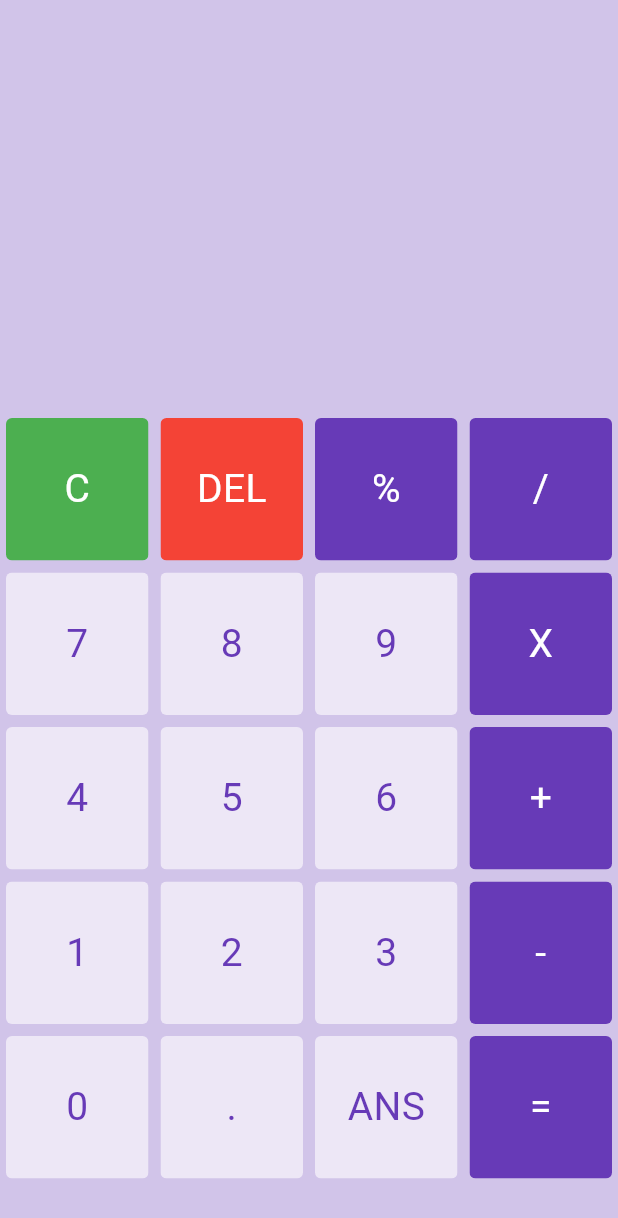
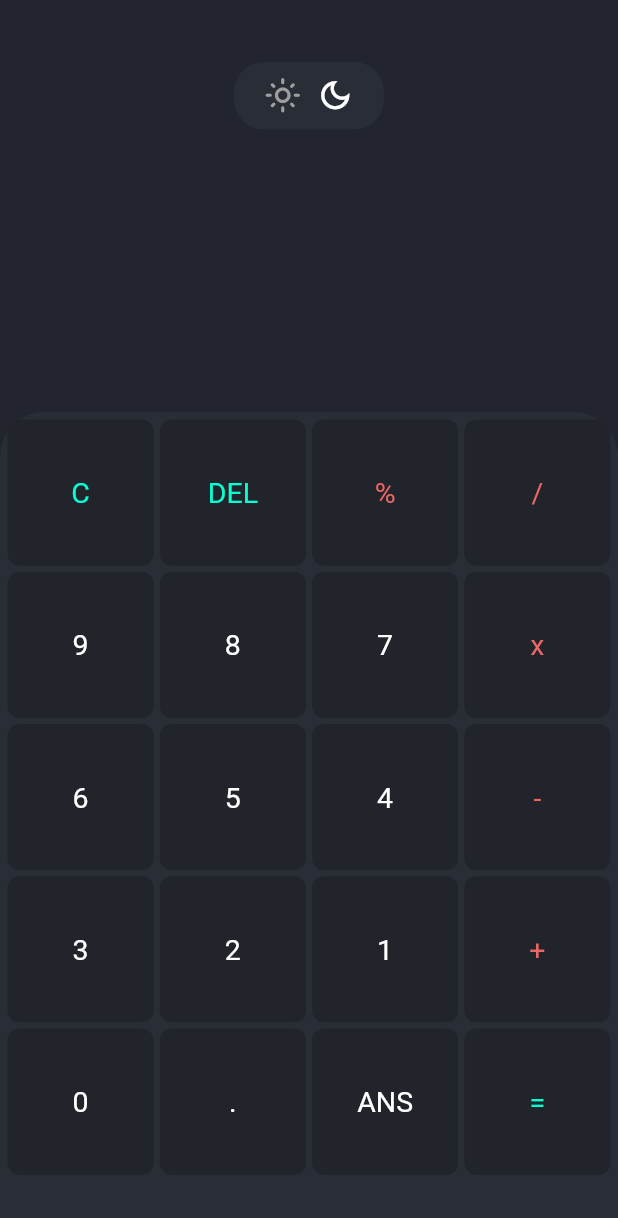
Before and after one commit to HaxxNyen/Calculator, a Flutter app: the screen it shows after launch, on a phone screen of 412 x 824 dp. Shown: the top 1218 px of the screen. Run offline on Flutter 3.47's test engine with Material 2 defaults, Android fonts, the phone set to English and light mode, and no system bars; our stand-ins replace get, math_expressions.

Commit message:
Working but have bugs in theme and functionality.

```diff
--- /dev/null
+++ b/lib/bindings/my_bindings.dart
@@ -0,0 +1,12 @@
+import 'package:get/instance_manager.dart';
+
+import '../controller/calculate_controller.dart';
+import '../controller/theme_controller.dart';
+
+class MyBindings implements Bindings {
+  @override
+  void dependencies() {
+    Get.lazyPut(() => CalculateController());
+    Get.lazyPut(() => ThemeController());
+  }
+}
--- /dev/null
+++ b/lib/controller/calculate_controller.dart
@@ -0,0 +1,43 @@
+import 'package:get/get.dart';
+import 'package:math_expressions/math_expressions.dart';
+
+class CalculateController extends GetxController {
+  /*
+  UserInput = What User entered with the keyboard .
+  UserOutput = Calculate the numbers that the user entered and put into userOutPut variable.
+  */
+  var userInput = "";
+  var userOutput = "";
+
+  /// Equal Button Pressed Func
+  equalPressed() {
+    String userInputFC = userInput;
+    userInputFC = userInputFC.replaceAll("x", "*");
+    Parser p = Parser();
+    Expression exp = p.parse(userInputFC);
+    ContextModel ctx = ContextModel();
+    double eval = exp.evaluate(EvaluationType.REAL, ctx);
+
+    userOutput = eval.toString();
+    update();
+  }
+
+  /// Clear Button Pressed Func
+  clearInputAndOutput() {
+    userInput = "";
+    userOutput = "";
+    update();
+  }
+
+  /// Delet Button Pressed Func
+  deleteBtnAction() {
+    userInput = userInput.substring(0, userInput.length - 1);
+    update();
+  }
+
+  /// on Number Button Tapped
+  onBtnTapped(List<String> buttons, int index) {
+    userInput += buttons[index];
+    update();
+  }
+}
--- /dev/null
+++ b/lib/controller/theme_controller.dart
@@ -0,0 +1,15 @@
+import 'package:get/get.dart';
+
+class ThemeController extends GetxController {
+  bool isDark = true;
+
+  lightTheme() {
+    isDark = false;
+    update();
+  }
+
+  darkTheme() {
+    isDark = true;
+    update();
+  }
+}
--- a/lib/main.dart
+++ b/lib/main.dart
@@ -1,5 +1,8 @@
-import 'package:calculator/widgets/nx_button.dart';
+import 'package:calculator/screen/main_screen.dart';
 import 'package:flutter/material.dart';
+import 'package:get/get.dart';
+
+import 'bindings/my_bindings.dart';
 
 void main() {
   runApp(const MyApp());
@@ -8,108 +11,13 @@ void main() {
 class MyApp extends StatelessWidget {
   const MyApp({super.key});
 
-  // This widget is the root of your application.
   @override
   Widget build(BuildContext context) {
-    return MaterialApp(
+    return GetMaterialApp(
       debugShowCheckedModeBanner: false,
-      title: 'Flutter Demo',
-      theme: ThemeData(primarySwatch: Colors.blue, useMaterial3: true),
-      home: const MyHomePage(title: 'Flutter Demo Home Page'),
+      initialBinding: MyBindings(),
+      title: 'Simple Calculator',
+      home: MainScreen(),
     );
   }
 }
-
-class MyHomePage extends StatefulWidget {
-  const MyHomePage({super.key, required this.title});
-
-  final String title;
-
-  @override
-  State<MyHomePage> createState() => _MyHomePageState();
-}
-
-class _MyHomePageState extends State<MyHomePage> {
-  final List<String> button = [
-    'C',
-    'DEL',
-    '%',
-    '/',
-    '7',
-    '8',
-    '9',
-    'X',
-    '4',
-    '5',
-    '6',
-    '+',
-    '1',
-    '2',
-    '3',
-    '-',
-    '0',
-    '.',
-    'ANS',
-    '=',
-  ];
-  @override
-  Widget build(BuildContext context) {
-    return Scaffold(
-      backgroundColor: Colors.deepPurple.shade100,
-      body: Column(
-        children: [
-          Expanded(
-            child: Container(),
-          ),
-          Expanded(
-            flex: 2,
-            child: Container(
-              child: GridView.builder(
-                itemCount: button.length,
-                gridDelegate: const SliverGridDelegateWithFixedCrossAxisCount(
-                    crossAxisCount: 4),
-                itemBuilder: (BuildContext context, int index) {
-                  if (index == 0) {
-                    return NxButton(
-                      btnText: (button[index]),
-                      textColor: Colors.white,
-                      color: Colors.green,
-                    );
-                  } else if (index == 1) {
-                    return NxButton(
-                      btnText: (button[index]),
-                      textColor: Colors.white,
-                      color: Colors.red,
-                    );
-                  } else {
-                    return NxButton(
-                      btnText: (button[index]),
-                      textColor: isOperator(button[index])
-                          ? Colors.white
-                          : Colors.deepPurple,
-                      color: isOperator(button[index])
-                          ? Colors.deepPurple
-                          : Colors.deepPurple.shade50,
-                    );
-                  }
-                },
-              ),
-            ),
-          ),
-        ],
-      ),
-    );
-  }
-
-  bool isOperator(String val) {
-    if (val == '%' ||
-        val == '/' ||
-        val == 'X' ||
-        val == '-' ||
-        val == '+' ||
-        val == '=') {
-      return true;
-    }
-    return false;
-  }
-}
--- /dev/null
+++ b/lib/screen/main_screen.dart
@@ -0,0 +1,227 @@
+import 'package:flutter/material.dart';
+import 'package:get/get.dart';
+
+///
+import '../controller/theme_controller.dart';
+import '../controller/calculate_controller.dart';
+import '../utils/colors.dart';
+import '../widgets/nx_button.dart';
+
+class MainScreen extends StatelessWidget {
+  MainScreen({Key? key}) : super(key: key);
+
+  final List<String> buttonsList = [
+    "C",
+    "DEL",
+    "%",
+    "/",
+    "9",
+    "8",
+    "7",
+    "x",
+    "6",
+    "5",
+    "4",
+    "-",
+    "3",
+    "2",
+    "1",
+    "+",
+    "0",
+    ".",
+    "ANS",
+    "=",
+  ];
+
+  @override
+  Widget build(BuildContext context) {
+    var controller = Get.find<CalculateController>();
+    var themeController = Get.find<ThemeController>();
+
+    return GetBuilder<ThemeController>(builder: (context) {
+      return Scaffold(
+        backgroundColor: themeController.isDark
+            ? DarkColors.scaffoldBgColor
+            : LightColors.scaffoldBgColor,
+        body: Column(
+          children: [
+            GetBuilder<CalculateController>(builder: (context) {
+              return outPutSection(themeController, controller);
+            }),
+            inPutSection(themeController, controller),
+          ],
+        ),
+      );
+    });
+  }
+
+  /// In put Section - Enter Numbers
+  Expanded inPutSection(
+      ThemeController themeController, CalculateController controller) {
+    return Expanded(
+        flex: 2,
+        child: Container(
+          padding: const EdgeInsets.all(3),
+          decoration: BoxDecoration(
+              color: themeController.isDark
+                  ? DarkColors.sheetBgColor
+                  : LightColors.sheetBgColor,
+              borderRadius: const BorderRadius.only(
+                  topLeft: Radius.circular(30), topRight: Radius.circular(30))),
+          child: GridView.builder(
+              physics: const NeverScrollableScrollPhysics(),
+              itemCount: buttonsList.length,
+              gridDelegate: const SliverGridDelegateWithFixedCrossAxisCount(
+                  crossAxisCount: 4),
+              itemBuilder: (contex, index) {
+                switch (index) {
+
+                  /// CLEAR BTN
+                  case 0:
+                    return NxButton(
+                        buttonTapped: () {
+                          controller.clearInputAndOutput();
+                        },
+                        color: themeController.isDark
+                            ? DarkColors.btnBgColor
+                            : LightColors.btnBgColor,
+                        textColor: themeController.isDark
+                            ? DarkColors.leftOperatorColor
+                            : LightColors.leftOperatorColor,
+                        text: buttonsList[index]);
+
+                  /// DELETE BTN
+                  case 1:
+                    return NxButton(
+                        buttonTapped: () {
+                          controller.deleteBtnAction();
+                        },
+                        color: themeController.isDark
+                            ? DarkColors.btnBgColor
+                            : LightColors.btnBgColor,
+                        textColor: themeController.isDark
+                            ? DarkColors.leftOperatorColor
+                            : LightColors.leftOperatorColor,
+                        text: buttonsList[index]);
+
+                  /// EQUAL BTN
+                  case 19:
+                    return NxButton(
+                        buttonTapped: () {
+                          controller.equalPressed();
+                        },
+                        color: themeController.isDark
+                            ? DarkColors.btnBgColor
+                            : LightColors.btnBgColor,
+                        textColor: themeController.isDark
+                            ? DarkColors.leftOperatorColor
+                            : LightColors.leftOperatorColor,
+                        text: buttonsList[index]);
+
+                  default:
+                    return NxButton(
+                        buttonTapped: () {
+                          controller.onBtnTapped(buttonsList, index);
+                        },
+                        color: themeController.isDark
+                            ? DarkColors.btnBgColor
+                            : LightColors.btnBgColor,
+                        textColor: isOperator(buttonsList[index])
+                            ? LightColors.operatorColor
+                            : themeController.isDark
+                                ? Colors.white
+                                : Colors.black,
+                        text: buttonsList[index]);
+                }
+              }),
+        ));
+  }
+
+  /// Out put Section - Show Result
+  Expanded outPutSection(
+      ThemeController themeController, CalculateController controller) {
+    return Expanded(
+        child: Column(
+      mainAxisAlignment: MainAxisAlignment.center,
+      children: [
+        Container(
+          alignment: Alignment.topCenter,
+          width: 100,
+          height: 45,
+          decoration: BoxDecoration(
+              color: themeController.isDark
+                  ? DarkColors.sheetBgColor
+                  : LightColors.sheetBgColor,
+              borderRadius: BorderRadius.circular(20)),
+          child: Center(
+            child: Row(
+              mainAxisAlignment: MainAxisAlignment.center,
+              children: [
+                GestureDetector(
+                  onTap: () {
+                    themeController.lightTheme();
+                  },
+                  child: Icon(
+                    Icons.light_mode_outlined,
+                    color: themeController.isDark ? Colors.grey : Colors.black,
+                    size: 25,
+                  ),
+                ),
+                const SizedBox(
+                  width: 10,
+                ),
+                GestureDetector(
+                  onTap: () {
+                    themeController.darkTheme();
+                  },
+                  child: Icon(
+                    Icons.dark_mode_outlined,
+                    color: themeController.isDark ? Colors.white : Colors.grey,
+                    size: 25,
+                  ),
+                )
+              ],
+            ),
+          ),
+        ),
+        Padding(
+          padding: const EdgeInsets.only(right: 20, top: 70),
+          child: Column(
+            children: [
+              Container(
+                alignment: Alignment.centerRight,
+                child: Text(
+                  controller.userInput,
+                  style: TextStyle(
+                      color:
+                          themeController.isDark ? Colors.white : Colors.black,
+                      fontSize: 25),
+                ),
+              ),
+              const SizedBox(
+                height: 10,
+              ),
+              Container(
+                alignment: Alignment.bottomRight,
+                child: Text(controller.userOutput,
+                    style: TextStyle(
+                        color: themeController.isDark
+                            ? Colors.white
+                            : Colors.black,
+                        fontSize: 32)),
+              ),
+            ],
+          ),
+        ),
+      ],
+    ));
+  }
+
+  ///
+  bool isOperator(String y) {
+    if (y == "%" || y == "/" || y == "x" || y == "-" || y == "+" || y == "=") {
+      return true;
+    }
+    return false;
+  }
+}
--- /dev/null
+++ b/lib/utils/colors.dart
@@ -0,0 +1,18 @@
+import 'package:flutter/material.dart';
+
+/// Dark Colors
+class DarkColors {
+  static const scaffoldBgColor = Color(0xff22252D);
+  static const sheetBgColor = Color(0xff292D36);
+  static const btnBgColor = Color.fromARGB(255, 33, 36, 42);
+  static const leftOperatorColor = Color.fromARGB(255, 7, 255, 209);
+}
+
+/// Light Colors
+class LightColors {
+  static Color scaffoldBgColor = Colors.grey.shade200;
+  static Color sheetBgColor = Colors.grey.shade100;
+  static Color btnBgColor = Color.fromARGB(255, 243, 243, 243);
+  static Color operatorColor = Color(0xffEB6666);
+  static Color leftOperatorColor = Color.fromARGB(255, 1, 157, 128);
+}
--- a/lib/widgets/nx_button.dart
+++ b/lib/widgets/nx_button.dart
@@ -1,25 +1,33 @@
 import 'package:flutter/cupertino.dart';
 
 class NxButton extends StatelessWidget {
-  NxButton({Key? key, this.color, this.textColor, required this.btnText})
-      : super(key: key);
-  dynamic color;
-  dynamic textColor;
-  final String btnText;
+  final Color color;
+  final Color textColor;
+  final String text;
+  final VoidCallback buttonTapped;
+
+  const NxButton({
+    Key? key,
+    required this.color,
+    required this.textColor,
+    required this.text,
+    required this.buttonTapped,
+  }) : super(key: key);
 
   @override
   Widget build(BuildContext context) {
-    return Padding(
-      padding: const EdgeInsets.all(4.0),
-      child: ClipRRect(
-        borderRadius: BorderRadius.circular(4),
-        child: Container(
+    return GestureDetector(
+      onTap: buttonTapped,
+      child: Container(
+        margin: const EdgeInsets.all(2),
+        decoration: BoxDecoration(
           color: color,
-          child: Center(
-            child: Text(
-              btnText,
-              style: TextStyle(color: textColor, fontSize: 26),
-            ),
+          borderRadius: BorderRadius.circular(8),
+        ),
+        child: Center(
+          child: Text(
+            text,
+            style: TextStyle(color: textColor, fontSize: 19),
           ),
         ),
       ),
--- a/pubspec.yaml
+++ b/pubspec.yaml
@@ -15,6 +15,8 @@ dependencies:
 
 
   cupertino_icons: ^1.0.2
+  math_expressions: ^2.3.0
+  get: ^4.6.5
 
 dev_dependencies:
   flutter_test:
```
Also changed, not shown: pubspec.lock.
